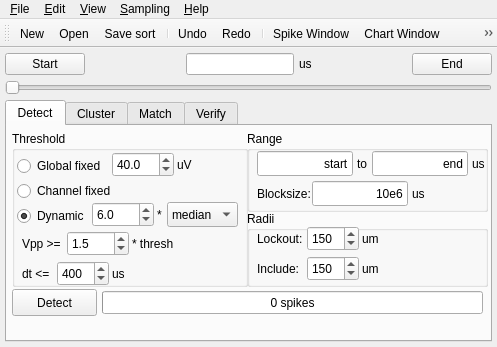
Above: spyke/spyke.ui from spyke/spyke before the change. Below: the same form after it.
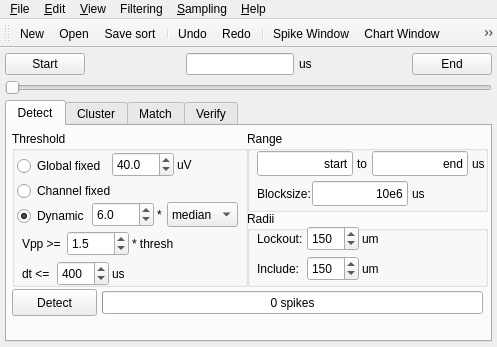
That is the form after the change. Icons and pictures are not drawn. Custom widgets are drawn as their Qt base class.

Commit message: Add Filtering menu, save filtmeth to sort during spike detection

```diff
--- a/spyke/spyke.ui
+++ b/spyke/spyke.ui
@@ -1939,9 +1939,18 @@
     <addaction name="actionAboutSpyke"/>
     <addaction name="actionAboutQt"/>
    </widget>
+   <widget class="QMenu" name="menuFiltering">
+    <property name="title">
+     <string>Filtering</string>
+    </property>
+    <addaction name="actionFiltmethNone"/>
+    <addaction name="actionFiltmethBW"/>
+    <addaction name="actionFiltmethWMLDR"/>
+   </widget>
    <addaction name="menuFile"/>
    <addaction name="menuEdit"/>
    <addaction name="menuView"/>
+   <addaction name="menuFiltering"/>
    <addaction name="menuSampling"/>
    <addaction name="menuHelp"/>
   </widget>
```
Left out of the diff: 30 changed lines with no effect on the pictures. The commit also changes 4 other files.
